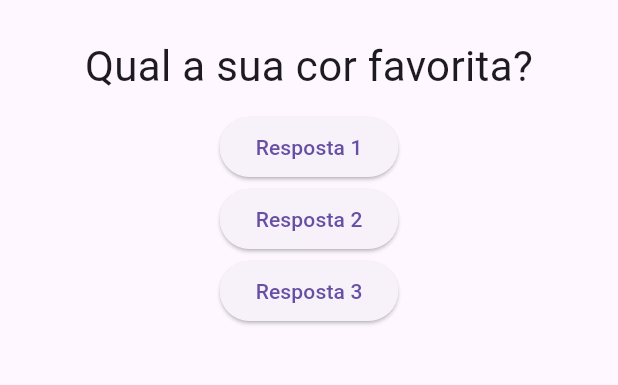
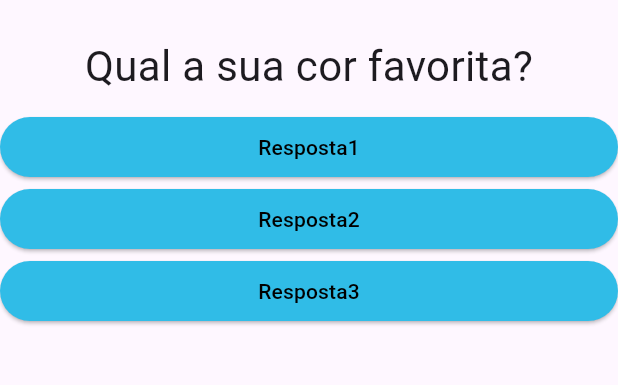
Before and after one commit to GuGaLiisboa/projeto_perguntas, a Flutter app: the screen it shows after launch, on a phone screen of 412 x 824 dp, the part 63-448 px from its top. Run offline on Flutter 3.47's test engine with Material 3 defaults, Android fonts, the phone set to English and light mode, and no system bars.

Commit message:
Commit 2.1 - Commit da aula do dia 26.02

```diff
--- a/curso_flutter/projeto_perguntas/lib/main.dart
+++ b/curso_flutter/projeto_perguntas/lib/main.dart
@@ -11,7 +11,6 @@ class PerguntaAppState extends State<PerguntaApp> {
     setState(() {
       perguntaSelecionada++;
     });
-    print(perguntaSelecionada);
   }
 
   @override
@@ -25,15 +24,13 @@ class PerguntaAppState extends State<PerguntaApp> {
 
     return MaterialApp(
       home: Scaffold(
-        appBar: AppBar(
-          title: const Text('Perguntas')
-          ),
+        appBar: AppBar(title: const Text('Perguntas')),
         body: Column(
           children: [
             Questao(perguntas[perguntaSelecionada]),
-            Resposta("Resposta 1"),
-            Resposta("Resposta 2"),
-            Resposta("Resposta 3"),
+            Resposta("Resposta1", responder),
+            Resposta("Resposta2", responder),
+            Resposta("Resposta3", responder),
           ],
         ),
       ),
--- a/curso_flutter/projeto_perguntas/lib/resposta.dart
+++ b/curso_flutter/projeto_perguntas/lib/resposta.dart
@@ -1,17 +1,24 @@
 import 'package:flutter/material.dart';
 
 class Resposta extends StatelessWidget {
+  final String texto;
+  final void Function() quandoSelecionado;
 
-  final String texto;
-  const Resposta(this.texto);
+
+  const Resposta(this.texto, this.quandoSelecionado, {super.key});
 
   @override
-  Widget build(BuildContext context){
-    return ElevatedButton(
-      child: Text(texto),
-      onPressed: () {
-
-      },
-    );
-  }
-}
+  Widget build(BuildContext context) {
+    return Container(
+      width: double.infinity,
+      child: ElevatedButton(
+        style: ElevatedButton.styleFrom(
+          backgroundColor: const Color.fromARGB(255, 48, 188, 231),
+          foregroundColor: const Color.fromARGB(255, 0, 0, 0),
+        ),
+        onPressed: quandoSelecionado,
+        child: Text(texto),
+      ),
+        );
+      }
+    }
```
